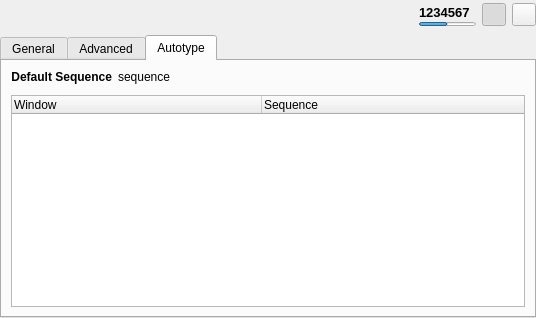
First picture: the form in src/gui/EntryPreviewWidget.ui, repository iDarkTemplar/keepassx-min, before the edit.
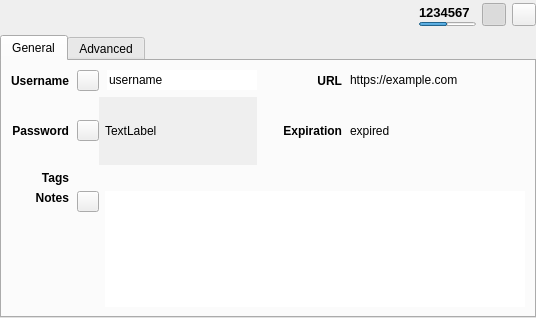
Second picture: the form after the edit. The open tabs and pages were chosen to show the change. Custom widgets are drawn as their Qt base class.

Commit message: Remove more code related to autotype, browser plugin and URL opening

```diff
--- a/src/gui/EntryPreviewWidget.ui
+++ b/src/gui/EntryPreviewWidget.ui
@@ -769,118 +769,6 @@
            </item>
           </layout>
          </widget>
-         <widget class="QWidget" name="entryAutotypeTab">
-          <attribute name="title">
-           <string>Autotype</string>
-          </attribute>
-          <layout class="QVBoxLayout" name="verticalLayout_4">
-           <item>
-            <widget class="QWidget" name="entryAutotypeWidget" native="true">
-             <layout class="QGridLayout" name="gridLayout_3">
-              <property name="leftMargin">
-               <number>0</number>
-              </property>
-              <property name="topMargin">
-               <number>0</number>
-              </property>
-              <property name="rightMargin">
-               <number>0</number>
-              </property>
-              <property name="bottomMargin">
-               <number>5</number>
-              </property>
-              <item row="0" column="0">
-               <widget class="QLabel" name="entrySequenceTitleLabel">
-                <property name="sizePolicy">
-                 <sizepolicy hsizetype="Minimum" vsizetype="Preferred">
-                  <horstretch>0</horstretch>
-                  <verstretch>0</verstretch>
-                 </sizepolicy>
-                </property>
-                <property name="font">
-                 <font>
-                  <bold>true</bold>
-                 </font>
-                </property>
-                <property name="text">
-                 <string>Default Sequence</string>
-                </property>
-                <property name="alignment">
-                 <set>Qt::AlignmentFlag::AlignRight|Qt::AlignmentFlag::AlignTop|Qt::AlignmentFlag::AlignTrailing</set>
-                </property>
-               </widget>
-              </item>
-              <item row="0" column="1">
-               <widget class="QLabel" name="entrySequenceLabel">
-                <property name="sizePolicy">
-                 <sizepolicy hsizetype="Expanding" vsizetype="Preferred">
-                  <horstretch>0</horstretch>
-                  <verstretch>0</verstretch>
-                 </sizepolicy>
-                </property>
-                <property name="text">
-                 <string notr="true">sequence</string>
-                </property>
-                <property name="alignment">
-                 <set>Qt::AlignmentFlag::AlignLeading|Qt::AlignmentFlag::AlignLeft|Qt::AlignmentFlag::AlignVCenter</set>
-                </property>
-                <property name="wordWrap">
-                 <bool>true</bool>
-                </property>
-               </widget>
-              </item>
-             </layout>
-            </widget>
-           </item>
-           <item>
-            <widget class="QTreeWidget" name="entryAutotypeTree">
-             <property name="focusPolicy">
-              <enum>Qt::FocusPolicy::NoFocus</enum>
-             </property>
-             <property name="frameShadow">
-              <enum>QFrame::Shadow::Sunken</enum>
-             </property>
-             <property name="showDropIndicator" stdset="0">
-              <bool>true</bool>
-             </property>
-             <property name="selectionMode">
-              <enum>QAbstractItemView::SelectionMode::NoSelection</enum>
-             </property>
-             <property name="rootIsDecorated">
-              <bool>true</bool>
-             </property>
-             <property name="wordWrap">
-              <bool>false</bool>
-             </property>
-             <property name="columnCount">
-              <number>2</number>
-             </property>
-             <attribute name="headerCascadingSectionResizes">
-              <bool>false</bool>
-             </attribute>
-             <attribute name="headerMinimumSectionSize">
-              <number>50</number>
-             </attribute>
-             <attribute name="headerDefaultSectionSize">
-              <number>250</number>
-             </attribute>
-             <attribute name="headerStretchLastSection">
-              <bool>true</bool>
-             </attribute>
-             <column>
-              <property name="text">
-               <string>Window</string>
-              </property>
-             </column>
-             <column>
-              <property name="text">
-               <string>Sequence</string>
-              </property>
-             </column>
-            </widget>
-           </item>
-          </layout>
-         </widget>
         </widget>
        </item>
       </layout>
```
Left out of the diff: 207 changed lines with no effect on the pictures. The commit also changes 18 other files.
